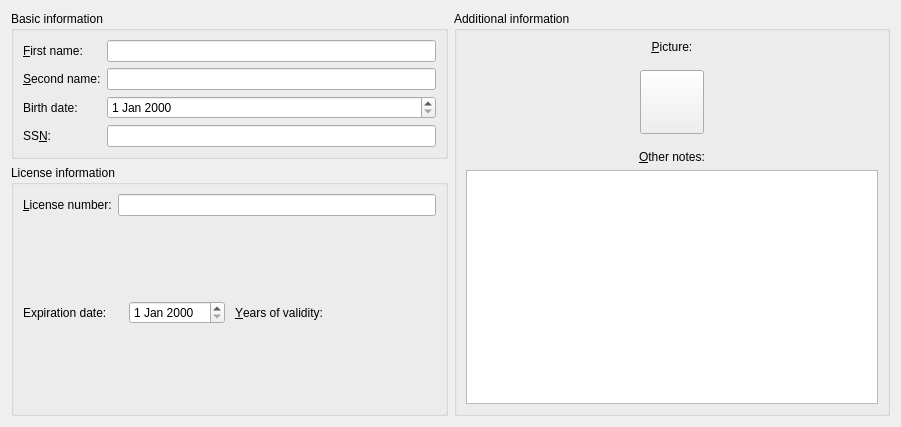
Before: the Qt Designer form src/uis/addprofilewidget.ui in riccardobellini/VehicleReminder, drawn with Qt 5.
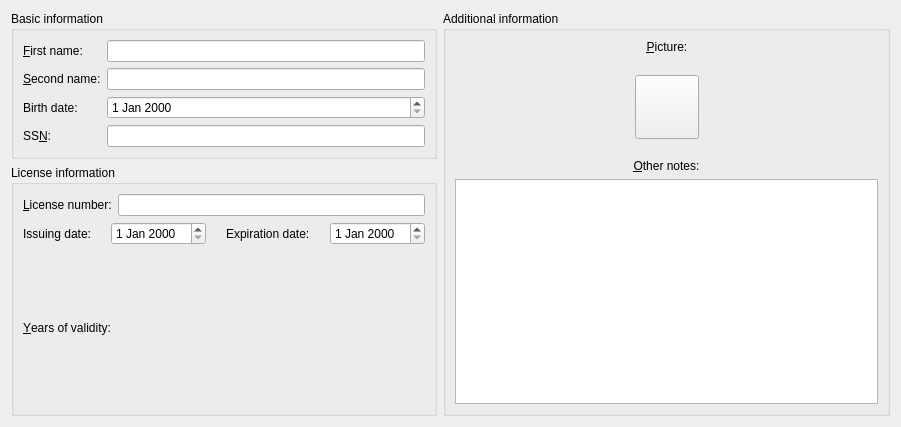
After: the same form once the commit is applied. Custom widgets are drawn as their Qt base class.

Commit message: Add a "Issuing date" field for the driver's license

Diff of the .ui file:
```diff
--- a/src/uis/addprofilewidget.ui
+++ b/src/uis/addprofilewidget.ui
@@ -13,7 +13,7 @@
   <property name="windowTitle">
    <string>Add profile</string>
   </property>
-  <layout class="QHBoxLayout" name="horizontalLayout">
+  <layout class="QHBoxLayout" name="horizontalLayout" stretch="1,2">
    <item>
     <layout class="QVBoxLayout" name="verticalLayout_3">
      <item>
@@ -125,10 +125,24 @@
          </layout>
         </item>
         <item>
-         <layout class="QHBoxLayout" name="horizontalLayout_5">
+         <layout class="QHBoxLayout" name="horizontalLayout_6">
           <property name="spacing">
-           <number>10</number>
+           <number>20</number>
           </property>
+          <item>
+           <layout class="QHBoxLayout" name="horizontalLayout_5">
+            <item>
+             <widget class="QLabel" name="issuingDateLabel">
+              <property name="text">
+               <string>Issuing date:</string>
+              </property>
+             </widget>
+            </item>
+            <item>
+             <widget class="QDateEdit" name="issuingDateEdit"/>
+            </item>
+           </layout>
+          </item>
           <item>
            <layout class="QHBoxLayout" name="horizontalLayout_3">
             <item>
@@ -143,6 +157,8 @@
             </item>
            </layout>
           </item>
+         </layout>
+        </item>
           <item>
            <layout class="QHBoxLayout" name="horizontalLayout_4">
             <item>
@@ -161,18 +177,22 @@
            </layout>
           </item>
          </layout>
-        </item>
-       </layout>
       </widget>
      </item>
     </layout>
    </item>
    <item>
     <widget class="QGroupBox" name="additionalInfoGroupBox">
+     <property name="sizePolicy">
+      <sizepolicy hsizetype="Preferred" vsizetype="Preferred">
+       <horstretch>0</horstretch>
+       <verstretch>0</verstretch>
+      </sizepolicy>
+     </property>
      <property name="title">
       <string>Additional information</string>
      </property>
-     <layout class="QVBoxLayout" name="verticalLayout">
+     <layout class="QVBoxLayout" name="verticalLayout" stretch="1,0,2">
       <item>
        <layout class="QGridLayout" name="gridLayout">
         <item row="2" column="1">
```
Lines whose indentation alone changed are shown as unchanged. The commit also changes 1 other file.
